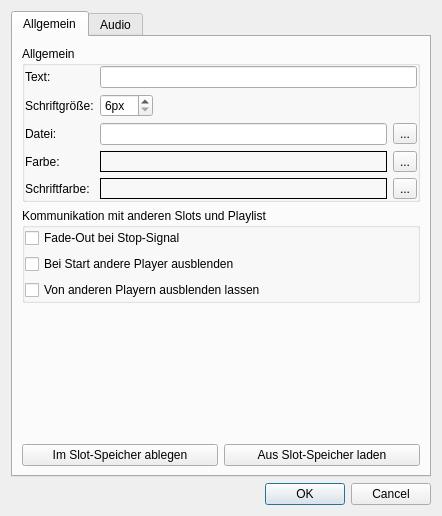
eventmusicmachine/emm, file slots/ui/editcartslotdialog.ui: the form before one commit.
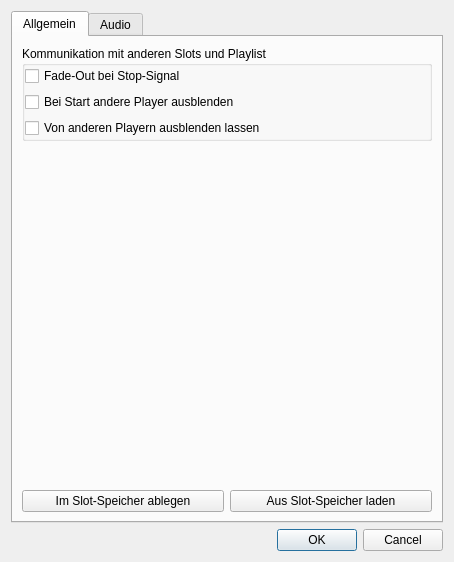
The form after the commit. The open tabs and pages were chosen to show the change. Icons and pictures are not drawn. Custom widgets are drawn as their Qt base class.

Diff of the .ui file:
```diff
--- a/slots/ui/editcartslotdialog.ui
+++ b/slots/ui/editcartslotdialog.ui
@@ -6,8 +6,8 @@
    <rect>
     <x>0</x>
     <y>0</y>
-    <width>442</width>
-    <height>511</height>
+    <width>454</width>
+    <height>562</height>
    </rect>
   </property>
   <property name="windowTitle">
@@ -24,158 +24,6 @@
        <string>Allgemein</string>
       </attribute>
       <layout class="QVBoxLayout" name="verticalLayout_3">
-       <item>
-        <widget class="QGroupBox" name="groupBox_2">
-         <property name="title">
-          <string>Allgemein</string>
-         </property>
-         <property name="flat">
-          <bool>true</bool>
-         </property>
-         <layout class="QGridLayout" name="gridLayout_3">
-          <property name="leftMargin">
-           <number>0</number>
-          </property>
-          <property name="topMargin">
-           <number>0</number>
-          </property>
-          <property name="rightMargin">
-           <number>0</number>
-          </property>
-          <property name="bottomMargin">
-           <number>0</number>
-          </property>
-          <item row="0" column="0">
-           <widget class="QLabel" name="label">
-            <property name="sizePolicy">
-             <sizepolicy hsizetype="Fixed" vsizetype="Preferred">
-              <horstretch>0</horstretch>
-              <verstretch>0</verstretch>
-             </sizepolicy>
-            </property>
-            <property name="text">
-             <string>Text:</string>
-            </property>
-           </widget>
-          </item>
-          <item row="0" column="1" colspan="3">
-           <widget class="QLineEdit" name="line1Text"/>
-          </item>
-          <item row="2" column="0">
-           <widget class="QLabel" name="label_3">
-            <property name="sizePolicy">
-             <sizepolicy hsizetype="Fixed" vsizetype="Preferred">
-              <horstretch>0</horstretch>
-              <verstretch>0</verstretch>
-             </sizepolicy>
-            </property>
-            <property name="text">
-             <string>Datei:</string>
-            </property>
-           </widget>
-          </item>
-          <item row="2" column="1" colspan="2">
-           <widget class="QLineEdit" name="fileText"/>
-          </item>
-          <item row="2" column="3">
-           <widget class="QToolButton" name="selectFileButton">
-            <property name="text">
-             <string notr="true">...</string>
-            </property>
-           </widget>
-          </item>
-          <item row="3" column="0">
-           <widget class="QLabel" name="label_4">
-            <property name="sizePolicy">
-             <sizepolicy hsizetype="Fixed" vsizetype="Preferred">
-              <horstretch>0</horstretch>
-              <verstretch>0</verstretch>
-             </sizepolicy>
-            </property>
-            <property name="text">
-             <string>Farbe:</string>
-            </property>
-           </widget>
-          </item>
-          <item row="1" column="0">
-           <widget class="QLabel" name="label_5">
-            <property name="text">
-             <string>Schriftgröße:</string>
-            </property>
-           </widget>
-          </item>
-          <item row="1" column="1">
-           <widget class="QSpinBox" name="fontSizeSpinBox">
-            <property name="sizePolicy">
-             <sizepolicy hsizetype="Fixed" vsizetype="Fixed">
-              <horstretch>0</horstretch>
-              <verstretch>0</verstretch>
-             </sizepolicy>
-            </property>
-            <property name="suffix">
-             <string notr="true">px</string>
-            </property>
-            <property name="minimum">
-             <number>6</number>
-            </property>
-            <property name="maximum">
-             <number>30</number>
-            </property>
-           </widget>
-          </item>
-          <item row="3" column="1" colspan="2">
-           <widget class="QLabel" name="colorLabel">
-            <property name="sizePolicy">
-             <sizepolicy hsizetype="Expanding" vsizetype="Preferred">
-              <horstretch>0</horstretch>
-              <verstretch>0</verstretch>
-             </sizepolicy>
-            </property>
-            <property name="autoFillBackground">
-             <bool>false</bool>
-            </property>
-            <property name="styleSheet">
-             <string notr="true">border:1px solid #000000;</string>
-            </property>
-           </widget>
-          </item>
-          <item row="3" column="3">
-           <widget class="QToolButton" name="selectColorButton">
-            <property name="text">
-             <string notr="true">...</string>
-            </property>
-           </widget>
-          </item>
-          <item row="4" column="0">
-           <widget class="QLabel" name="label_8">
-            <property name="text">
-             <string>Schriftfarbe:</string>
-            </property>
-           </widget>
-          </item>
-          <item row="4" column="1" colspan="2">
-           <widget class="QLabel" name="fontColorLabel">
-            <property name="sizePolicy">
-             <sizepolicy hsizetype="Expanding" vsizetype="Preferred">
-              <horstretch>0</horstretch>
-              <verstretch>0</verstretch>
-             </sizepolicy>
-            </property>
-            <property name="styleSheet">
-             <string notr="true">border:1px solid #000000;</string>
-            </property>
-           </widget>
-          </item>
-          <item row="4" column="3">
-           <widget class="QToolButton" name="selectFontColorButton">
-            <property name="text">
-             <string notr="true">...</string>
-            </property>
-           </widget>
-          </item>
-         </layout>
-        </widget>
-       </item>
        <item>
         <widget class="QGroupBox" name="groupBox_4">
          <property name="title">
@@ -222,7 +70,7 @@
         </widget>
        </item>
        <item>
-        <widget class="DeviceSelectWidget" name="deviceSelectWidget" native="true"/>
+        <widget class="QWidget" name="deviceSelectWidget" native="true"/>
        </item>
        <item>
         <spacer name="verticalSpacer">
@@ -705,8 +553,8 @@
            <rect>
             <x>0</x>
             <y>0</y>
-            <width>398</width>
-            <height>181</height>
+            <width>412</width>
+            <height>184</height>
            </rect>
           </property>
          </widget>
@@ -823,7 +671,7 @@
        <item>
         <widget class="QTabWidget" name="tabWidget2">
          <property name="currentIndex">
-          <number>0</number>
+          <number>1</number>
          </property>
          <widget class="QWidget" name="tabWidgetPage1">
           <attribute name="icon">
@@ -1255,14 +1103,6 @@
    </item>
   </layout>
  </widget>
- <customwidgets>
-  <customwidget>
-   <class>DeviceSelectWidget</class>
-   <extends>QWidget</extends>
-   <header>deviceselectwidget.h</header>
-   <container>1</container>
-  </customwidget>
- </customwidgets>
  <resources>
   <include location="../resources/icons.qrc"/>
  </resources>
```
